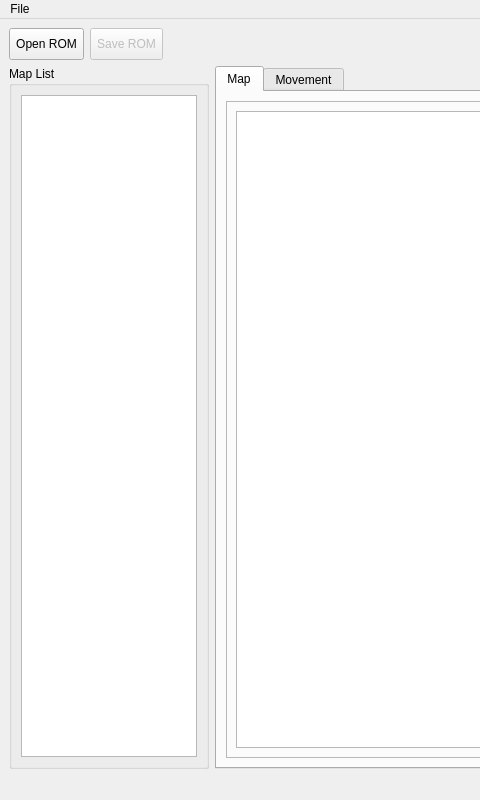
idealexe/EXE6_Tools, file ExeMap/ExeMap.ui: the form before one commit; both pictures show x 0 to 480 and y 0 to 800 of the 1300 by 800 pixel window.
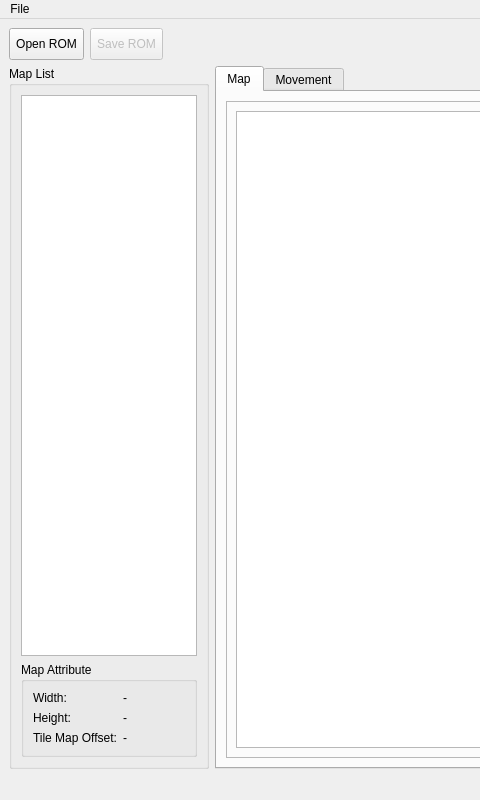
The form after the commit.

Diff of the .ui file:
```diff
--- a/ExeMap/ExeMap.ui
+++ b/ExeMap/ExeMap.ui
@@ -75,7 +75,62 @@
         </property>
         <layout class="QVBoxLayout" name="verticalLayout">
          <item>
-          <widget class="QListWidget" name="mapList"/>
+          <widget class="QListWidget" name="mapList">
+           <property name="alternatingRowColors">
+            <bool>true</bool>
+           </property>
+          </widget>
+         </item>
+         <item>
+          <widget class="QGroupBox" name="attributeGroupBox">
+           <property name="title">
+            <string>Map Attribute</string>
+           </property>
+           <layout class="QFormLayout" name="formLayout_5">
+            <item row="0" column="0">
+             <widget class="QLabel" name="widthLabel">
+              <property name="text">
+               <string>Width:</string>
+              </property>
+             </widget>
+            </item>
+            <item row="1" column="0">
+             <widget class="QLabel" name="heightLabel">
+              <property name="text">
+               <string>Height:</string>
+              </property>
+             </widget>
+            </item>
+            <item row="0" column="1">
+             <widget class="QLabel" name="widthValueLabel">
+              <property name="text">
+               <string>-</string>
+              </property>
+             </widget>
+            </item>
+            <item row="1" column="1">
+             <widget class="QLabel" name="heightValueLabel">
+              <property name="text">
+               <string>-</string>
+              </property>
+             </widget>
+            </item>
+            <item row="2" column="0">
+             <widget class="QLabel" name="tileMapLabel">
+              <property name="text">
+               <string>Tile Map Offset:</string>
+              </property>
+             </widget>
+            </item>
+            <item row="2" column="1">
+             <widget class="QLabel" name="tileMapValueLabel">
+              <property name="text">
+               <string>-</string>
+              </property>
+             </widget>
+            </item>
+           </layout>
+          </widget>
          </item>
         </layout>
        </widget>
```
Left out of the diff: 3 changed lines with no effect on the pictures.
